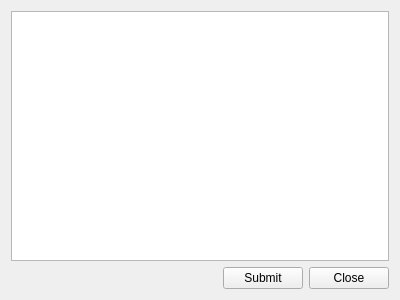
The window that capex/capex.ui (KalpanaSharma28/capex_ks) describes before a commit, drawn with Qt 5.
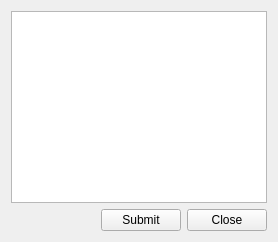
The same window after the commit.

Commit message:
ComboBox in widget_capex and other minor updates
- ComboBox for Foreign Keys in widget_capex using QSqlRelationalDelegate
- capex.ui: Capex Form Caption
- model_capex: ID removed from Location ID field caption
- model_capex: QSqlRelation object creation on separate line
- widget_capex: Hide CapexID column
- mainwindow: widget_capex is shown maximized

```diff
--- a/capex/capex.ui
+++ b/capex/capex.ui
@@ -2,14 +2,6 @@
 <ui version="4.0">
  <class>Form_capex</class>
  <widget class="QWidget" name="Form_capex">
-  <property name="geometry">
-   <rect>
-    <x>0</x>
-    <y>0</y>
-    <width>400</width>
-    <height>300</height>
-   </rect>
-  </property>
   <property name="windowTitle">
    <string>Form</string>
   </property>
```
Left out of the diff: 2 changed lines with no effect on the pictures. The commit also changes 5 other files.
